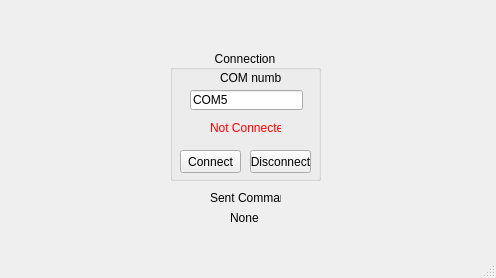
This is ROV15/mainwindow.ui in youssefMagdy29/ROV-15 as Qt 5 draws it before an edit. The edited form follows.
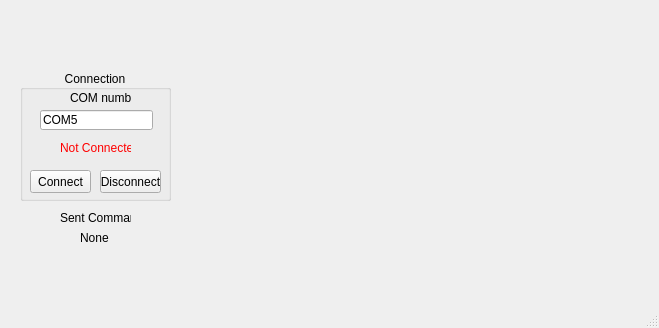
This is the edited form. Custom widgets are drawn as their Qt base class.

Commit message: preparing for streaming video

What changed in the file:
```diff
--- a/ROV15/mainwindow.ui
+++ b/ROV15/mainwindow.ui
@@ -6,8 +6,8 @@
    <rect>
     <x>0</x>
     <y>0</y>
-    <width>496</width>
-    <height>278</height>
+    <width>659</width>
+    <height>328</height>
    </rect>
   </property>
   <property name="windowTitle">
@@ -17,8 +17,8 @@
    <widget class="QGroupBox" name="groupBox">
     <property name="geometry">
      <rect>
-      <x>170</x>
-      <y>50</y>
+      <x>20</x>
+      <y>70</y>
       <width>151</width>
       <height>131</height>
      </rect>
@@ -101,8 +101,8 @@
    <widget class="QLabel" name="label_2">
     <property name="geometry">
      <rect>
-      <x>210</x>
-      <y>190</y>
+      <x>60</x>
+      <y>210</y>
       <width>71</width>
       <height>16</height>
      </rect>
@@ -117,8 +117,8 @@
    <widget class="QLabel" name="labelSentCommand">
     <property name="geometry">
      <rect>
-      <x>230</x>
-      <y>210</y>
+      <x>80</x>
+      <y>230</y>
       <width>31</width>
       <height>16</height>
      </rect>
@@ -127,10 +127,30 @@
      <string>None</string>
     </property>
    </widget>
+   <widget class="QStackedWidget" name="stackedWidget">
+    <property name="geometry">
+     <rect>
+      <x>210</x>
+      <y>20</y>
+      <width>421</width>
+      <height>271</height>
+     </rect>
+    </property>
+    <widget class="QCameraViewfinder" name="viewfinder"/>
+    <widget class="QWidget" name="page_2"/>
+   </widget>
   </widget>
   <widget class="QStatusBar" name="statusBar"/>
  </widget>
  <layoutdefault spacing="6" margin="11"/>
+ <customwidgets>
+  <customwidget>
+   <class>QCameraViewfinder</class>
+   <extends>QWidget</extends>
+   <header>qcameraviewfinder.h</header>
+   <container>1</container>
+  </customwidget>
+ </customwidgets>
  <resources/>
  <connections/>
 </ui>
```
The commit also changes 2 other files.
